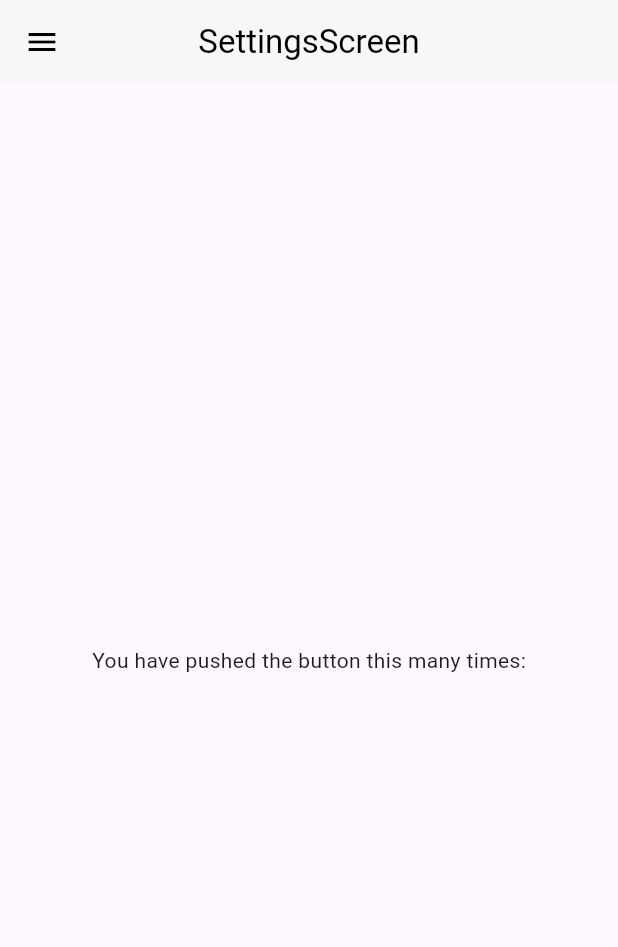
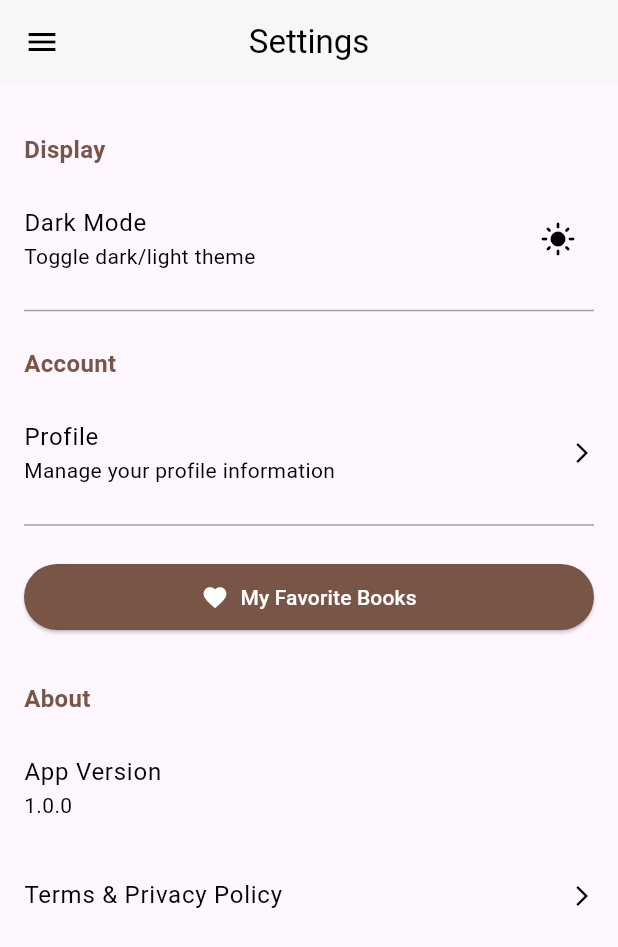
Before and after one commit to ehtisham-ali-emumba/flutter_books_app, a Flutter app: the SettingsScreen screen opened by its route, on a phone screen of 412 x 824 dp. Shown: the top 947 px of the screen. Run offline on Flutter 3.47's test engine with Material 3 defaults, Android fonts, the phone set to English and light mode, and no system bars; our stand-ins replace carousel_slider, dio, equatable, flutter_bloc, get_it, go_router; network calls fail.

Commit message:
completes favorite listing in favorite screen

```diff
--- a/lib/core/navigation/app_routes.dart
+++ b/lib/core/navigation/app_routes.dart
@@ -4,6 +4,7 @@ import 'package:books/data/models/book.dart';
 import 'package:books/presentation/features/auth/views/social_signin_screen.dart';
 import 'package:books/presentation/features/books/views/book_details_screen/book_details_screen.dart';
 import 'package:books/presentation/features/books/views/explore_screen/explore_screen.dart';
+import 'package:books/presentation/features/books/views/favorite_books_screen.dart';
 import 'package:books/presentation/features/books/views/home_screen/home_screen.dart';
 import 'package:books/presentation/features/settings/views/settings_screen.dart';
 import 'package:go_router/go_router.dart';
@@ -48,6 +49,10 @@ final GoRouter appRouter = GoRouter(
             return BookDetailsScreen(book: book, heroId: heroId);
           },
         ),
+        GoRoute(
+          path: "/favorite-books",
+          builder: (context, state) => const FavoriteBooksScreen(),
+        ),
       ],
     ),
   ],
--- a/lib/presentation/features/books/blocs/favorite_books_cubit/favorite_books_cubit.dart
+++ b/lib/presentation/features/books/blocs/favorite_books_cubit/favorite_books_cubit.dart
@@ -34,13 +34,10 @@ class FavoriteBooksCubit extends Cubit<FavoriteBooksState> {
       );
 
       if (existingIndex >= 0) {
-        // Remove book if it exists
         currentBooks.removeAt(existingIndex);
       } else {
-        // Add book if it doesn't exist
         currentBooks.add(book);
       }
-
       emit(
         state.copyWith(
           books: currentBooks,
--- a/lib/presentation/features/books/views/book_details_screen/book_details_screen.dart
+++ b/lib/presentation/features/books/views/book_details_screen/book_details_screen.dart
@@ -22,8 +22,8 @@ class BookDetailsScreen extends StatelessWidget {
         elevation: 0,
         actions: [
           BlocBuilder<FavoriteBooksCubit, FavoriteBooksState>(
-            builder: (context, state) {
-              final bool isFavorite = context
+            builder: (blocContext, state) {
+              final bool isFavorite = blocContext
                   .read<FavoriteBooksCubit>()
                   .isFavorite(book.id);
 
@@ -33,7 +33,7 @@ class BookDetailsScreen extends StatelessWidget {
                   color: isFavorite ? Colors.red : null,
                 ),
                 onPressed: () {
-                  context.read<FavoriteBooksCubit>().toggleFavorite(book);
+                  blocContext.read<FavoriteBooksCubit>().toggleFavorite(book);
                 },
               );
             },
--- a/lib/presentation/features/settings/views/settings_screen.dart
+++ b/lib/presentation/features/settings/views/settings_screen.dart
@@ -1,5 +1,7 @@
+import 'package:books/presentation/features/books/views/home_screen/app_dark_mode_toggle.dart';
 import 'package:books/presentation/features/books/views/home_screen/app_drawer_icon.dart';
 import 'package:flutter/material.dart';
+import 'package:go_router/go_router.dart';
 
 class SettingsScreen extends StatelessWidget {
   const SettingsScreen({super.key});
@@ -8,19 +10,102 @@ class SettingsScreen extends StatelessWidget {
   Widget build(BuildContext context) {
     return Scaffold(
       appBar: AppBar(
-        leading: AppDrawerIcon(),
+        leading: const AppDrawerIcon(),
         centerTitle: true,
         backgroundColor: Theme.of(context).colorScheme.inversePrimary,
-        title: Text("SettingsScreen"),
+        title: const Text("Settings"),
       ),
-      body: Center(
-        child: Column(
-          mainAxisAlignment: MainAxisAlignment.center,
-          children: <Widget>[
-            const Text('You have pushed the button this many times:'),
-          ],
+      body: ListView(
+        padding: const EdgeInsets.all(16.0),
+        children: <Widget>[
+          // App theme section
+          _buildSectionHeader(context, "Display"),
+          _buildSettingsTile(
+            context,
+            title: "Dark Mode",
+            subtitle: "Toggle dark/light theme",
+            trailing: AppDarkModeToggle(),
+          ),
+
+          const Divider(color: Colors.grey),
+
+          // Account section
+          _buildSectionHeader(context, "Account"),
+          _buildSettingsTile(
+            context,
+            title: "Profile",
+            subtitle: "Manage your profile information",
+            trailing: const Icon(Icons.arrow_forward_ios, size: 16),
+            onTap: () {
+              // Navigate to profile screen
+            },
+          ),
+
+          const Divider(color: Colors.grey),
+
+          // Favorite books button
+          Padding(
+            padding: const EdgeInsets.symmetric(vertical: 16.0),
+            child: ElevatedButton.icon(
+              onPressed: () {
+                context.push("/favorite-books");
+              },
+              icon: const Icon(Icons.favorite),
+              label: const Text('My Favorite Books'),
+              style: ElevatedButton.styleFrom(
+                padding: const EdgeInsets.symmetric(vertical: 12.0),
+                backgroundColor: Theme.of(context).colorScheme.primary,
+                foregroundColor: Theme.of(context).colorScheme.onPrimary,
+              ),
+            ),
+          ),
+
+          // About section
+          _buildSectionHeader(context, "About"),
+          _buildSettingsTile(context, title: "App Version", subtitle: "1.0.0"),
+          _buildSettingsTile(
+            context,
+            title: "Terms & Privacy Policy",
+            trailing: const Icon(Icons.arrow_forward_ios, size: 16),
+            onTap: () {},
+          ),
+        ],
+      ),
+    );
+  }
+
+  Widget _buildSectionHeader(BuildContext context, String title) {
+    return Padding(
+      padding: const EdgeInsets.only(top: 16.0, bottom: 8.0),
+      child: Text(
+        title,
+        style: TextStyle(
+          fontSize: 16,
+          fontWeight: FontWeight.bold,
+          color: Theme.of(context).colorScheme.primary,
         ),
       ),
     );
   }
+
+  Widget _buildSettingsTile(
+    BuildContext context, {
+    required String title,
+    String? subtitle,
+    Widget? trailing,
+    VoidCallback? onTap,
+  }) {
+    return ListTile(
+      title: Text(title),
+      subtitle: subtitle != null ? Text(subtitle) : null,
+      trailing: trailing,
+      onTap: onTap,
+      shape: ShapeBorder.lerp(
+        RoundedRectangleBorder(borderRadius: BorderRadius.circular(8.0)),
+        RoundedRectangleBorder(borderRadius: BorderRadius.circular(8.0)),
+        1.0,
+      ),
+      contentPadding: const EdgeInsets.symmetric(vertical: 4.0),
+    );
+  }
 }
```
Also changed, not shown: lib/presentation/features/books/views/favorite_books_screen.dart (added, +77 -0 lines).
